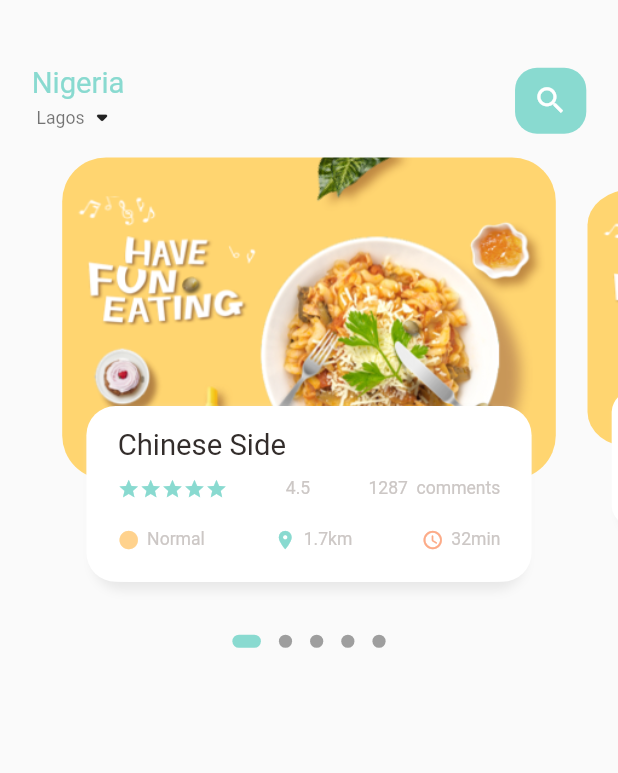
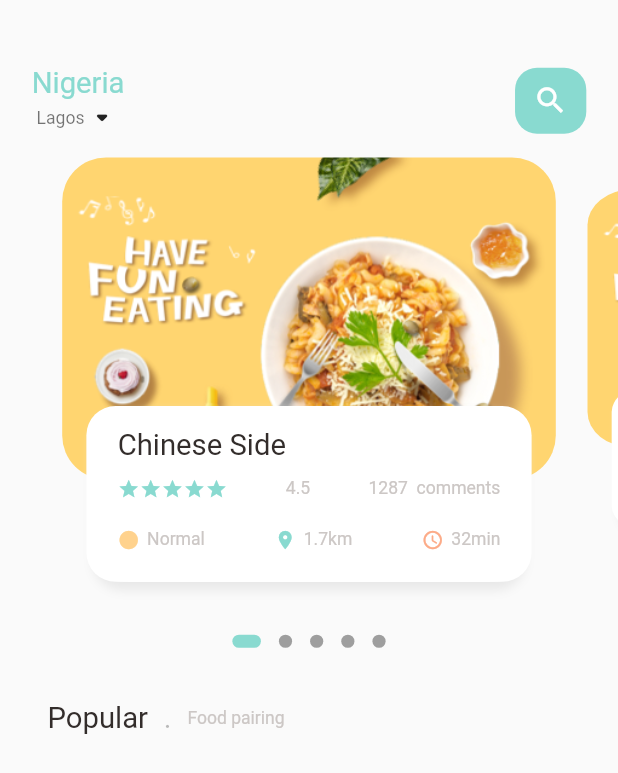
Before and after one commit to ChidiChuks/food_delivery, a Flutter app: the screen it shows after launch, on a phone screen of 412 x 824 dp. Shown: the top 773 px of the screen. Run offline on Flutter 3.47's test engine with Material 2 defaults, Android fonts, the phone set to English and light mode, and no system bars; drawn by our look-alikes of dots_indicator; our stand-ins replace get.

Commit message:
creating the row for popular food products

```diff
--- a/lib/home/food_page_body.dart
+++ b/lib/home/food_page_body.dart
@@ -73,6 +73,36 @@ class _FoodPageBodyState extends State<FoodPageBody> {
         // Popular Text
         SizedBox(
           height: Dimensions.height30,
+        ),
+
+        Container(
+          margin: EdgeInsets.only(
+            left: Dimensions.width30,
+          ),
+          child: Row(
+            children: [
+              BigText(
+                text: "Popular",
+              ),
+              SizedBox(
+                width: Dimensions.width10,
+              ),
+              Container(
+                child: BigText(
+                  text: ".",
+                  color: Colors.black26,
+                ),
+              ),
+              SizedBox(
+                width: Dimensions.width10,
+              ),
+              Container(
+                child: SmallText(
+                  text: "Food pairing",
+                ),
+              ),
+            ],
+          ),
         ),
       ],
     );
```
